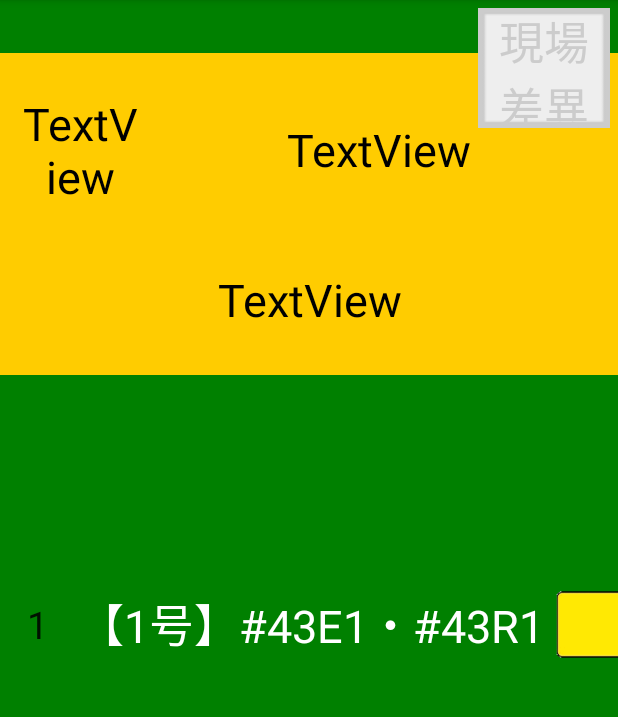
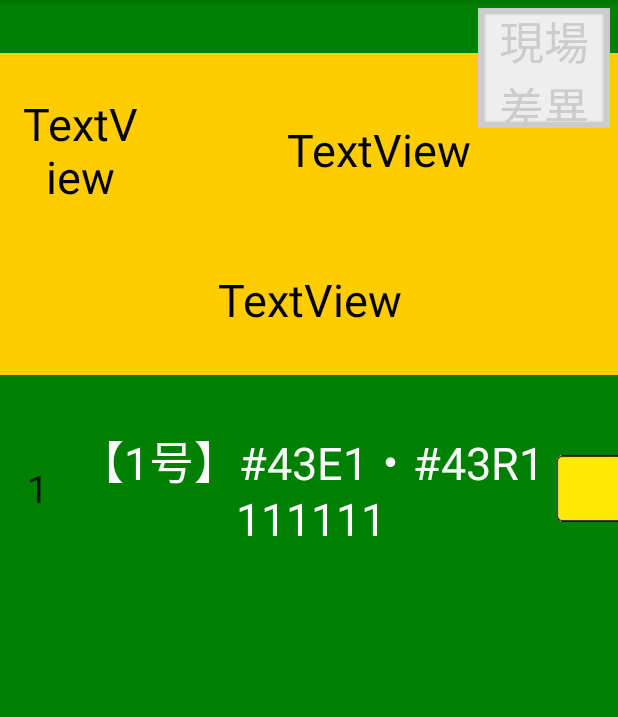
Before and after one commit to intc-kdk/conf, an Android app: the OperationFragment screen opened directly, with no data from a screen before it, on a phone screen of 412 x 824 dp, the part 84-801 px from its top. Run offline under Robolectric (Android 15) with nearby library versions, the phone set to English and light mode, and no system bars; 21 statements that could not run were skipped.

Commit message:
盤操作画面でのスクロールと、見た目の調整

```diff
--- a/app/src/main/java/com/intc_service/confrimationapp/OperationFragment.java
+++ b/app/src/main/java/com/intc_service/confrimationapp/OperationFragment.java
@@ -36,6 +36,8 @@ public class OperationFragment extends Fragment {
     private OperationRecyclerViewAdapter mRecyclerViewAdapter;
 
     private List<OpeItem> ITEMS = new ArrayList<>();
+
+    private final static int MAX_ROW = 6;
     /**
      * Mandatory empty constructor for the fragment manager to instantiate the
      * fragment (e.g. upon screen orientation changes).
@@ -91,10 +93,32 @@ public class OperationFragment extends Fragment {
             // Adapterへの参照
             mRecyclerViewAdapter = (OperationRecyclerViewAdapter)recyclerView.getAdapter();
 
+            // 表示位置の決定
+            int pos = getCurrentPos();
+System.out.println("POS!!!!!!!!!!!!!!!!:"+pos);
+            if(pos >= MAX_ROW){
+                // スクロール (前2手順を表示）
+                ((LinearLayoutManager)recyclerView.getLayoutManager()).scrollToPositionWithOffset(pos,0);
+
+            }
+
         }
         return view;
     }
 
+    private int getCurrentPos(){
+        Iterator<OpeItem> i = ITEMS.iterator();
+        int cnt=0;
+        // ステータスが"1" の操作を取得
+        while(i.hasNext()){
+            OpeItem item = i.next();
+            if(item.cd_status.equals("1")){
+                return cnt;
+            }
+            cnt++;
+        }
+        return cnt;
+    }
 
     @Override
     public void onAttach(Context context) {
--- a/app/src/main/java/com/intc_service/confrimationapp/ProcedureRecyclerViewAdapter.java
+++ b/app/src/main/java/com/intc_service/confrimationapp/ProcedureRecyclerViewAdapter.java
@@ -91,7 +91,7 @@ public class ProcedureRecyclerViewAdapter extends RecyclerView.Adapter<Procedure
     }
 
     /* 通常操作の ViewHolder*/
-    public class ProcedureViewHolder extends ViewHolder implements View.OnClickListener {
+    public class ProcedureViewHolder extends ViewHolder{// implements View.OnClickListener {
         public final View mView;
         public final TextView mNumberView;
         public final TextView mPlaceView;
@@ -116,13 +116,13 @@ public class ProcedureRecyclerViewAdapter extends RecyclerView.Adapter<Procedure
             mWrapOperation = (FrameLayout) view.findViewById(R.id.wrap_operation);
 
             mAdapter = adapter;
-            mOperationView.setOnClickListener(this);  //  操作ボタンにリスナー設定
+            //mOperationView.setOnClickListener(this);  //  操作ボタンにリスナー設定
 
         }
-        public void onClick(View view){
+        /*public void onClick(View view){
 
             mAdapter.onButtonClick(mView, getAdapterPosition());
-        }
+        }*/
         @Override
         public String toString() {
             return super.toString() + " '" + mOperationView.getText() + "'";
@@ -216,7 +216,7 @@ public class ProcedureRecyclerViewAdapter extends RecyclerView.Adapter<Procedure
 
             setItemColor(data);
 
-            this.mView.setOnClickListener(new View.OnClickListener() {
+            /*this.mView.setOnClickListener(new View.OnClickListener() {
                 @Override
                 public void onClick(View v) {
                     if (null != mListener) {
@@ -225,7 +225,7 @@ public class ProcedureRecyclerViewAdapter extends RecyclerView.Adapter<Procedure
                         //mListener.onListFragmentInteraction(data);
                     }
                 }
-            });
+            });*/
         }
     }
 
--- a/app/src/main/java/com/intc_service/confrimationapp/Util/SettingPrefUtil.java
+++ b/app/src/main/java/com/intc_service/confrimationapp/Util/SettingPrefUtil.java
@@ -13,7 +13,7 @@ public class SettingPrefUtil {
     public static final String PREF_FILE_NAME = "settings";
 
     private static final String KEY_SERVER_IP_ADDR = "ip.server";             // key
-    private static final String KEY_SERVER_IP_ADDR_DEFAULT = "192.168.0.7"; // default value
+    private static final String KEY_SERVER_IP_ADDR_DEFAULT = "192.168.10.20"; // default value
 
     private static final String KEY_SERVER_PORT = "port.server";    // key
     private static final int KEY_SERVER_PORT_DEFAULT = 1234;   // default value
--- a/app/src/main/res/layout/fragment_operation_list.xml
+++ b/app/src/main/res/layout/fragment_operation_list.xml
@@ -10,4 +10,5 @@
     android:layout_marginRight="16dp"
     app:layoutManager="LinearLayoutManager"
     tools:context="com.intc_service.confrimationapp.OperationFragment"
-    tools:listitem="@layout/fragment_operatoin" />
+    tools:listitem="@layout/fragment_operatoin"
+    android:paddingBottom="20dp" />
--- a/app/src/main/res/layout/fragment_operatoin.xml
+++ b/app/src/main/res/layout/fragment_operatoin.xml
@@ -1,6 +1,7 @@
 <?xml version="1.0" encoding="utf-8"?>
 <LinearLayout xmlns:android="http://schemas.android.com/apk/res/android"
     xmlns:app="http://schemas.android.com/apk/res-auto"
+    xmlns:tools="http://schemas.android.com/tools"
     android:layout_width="wrap_content"
     android:layout_height="wrap_content"
     android:orientation="horizontal"
@@ -22,18 +23,19 @@
     <TextView
         android:id="@+id/action_before"
         android:layout_width="wrap_content"
-        android:layout_height="match_parent"
+        android:layout_height="wrap_content"
         android:textAppearance="?attr/textAppearanceListItem"
         android:width="315dp"
         android:textAlignment="center"
         android:gravity="center_vertical"
         android:textColor="@color/colorText"
-        android:text="【1号】#43E1・#43R1"
+        android:text="【1号】#43E1・#43R1\n111111"
         android:textSize="30sp"
         android:layout_marginBottom="5dp"
         android:layout_marginTop="5dp"
-        android:paddingBottom="5dp"
-        android:paddingTop="5dp" />
+        android:paddingBottom="20dp"
+        android:paddingTop="20dp"
+        android:minHeight="110dp" />
 
     <ImageView
         android:layout_height="match_parent"
--- a/app/src/main/res/layout/fragment_procedure_list.xml
+++ b/app/src/main/res/layout/fragment_procedure_list.xml
@@ -11,4 +11,5 @@
     app:layoutManager="LinearLayoutManager"
     tools:context="com.intc_service.confrimationapp.ProcedureFragment"
     tools:listitem="@layout/fragment_procedure"
-    android:background="@color/colorBackgroudDefault" />
+    android:background="@color/colorBackgroudDefault"
+    android:paddingBottom="30dp" />
```
